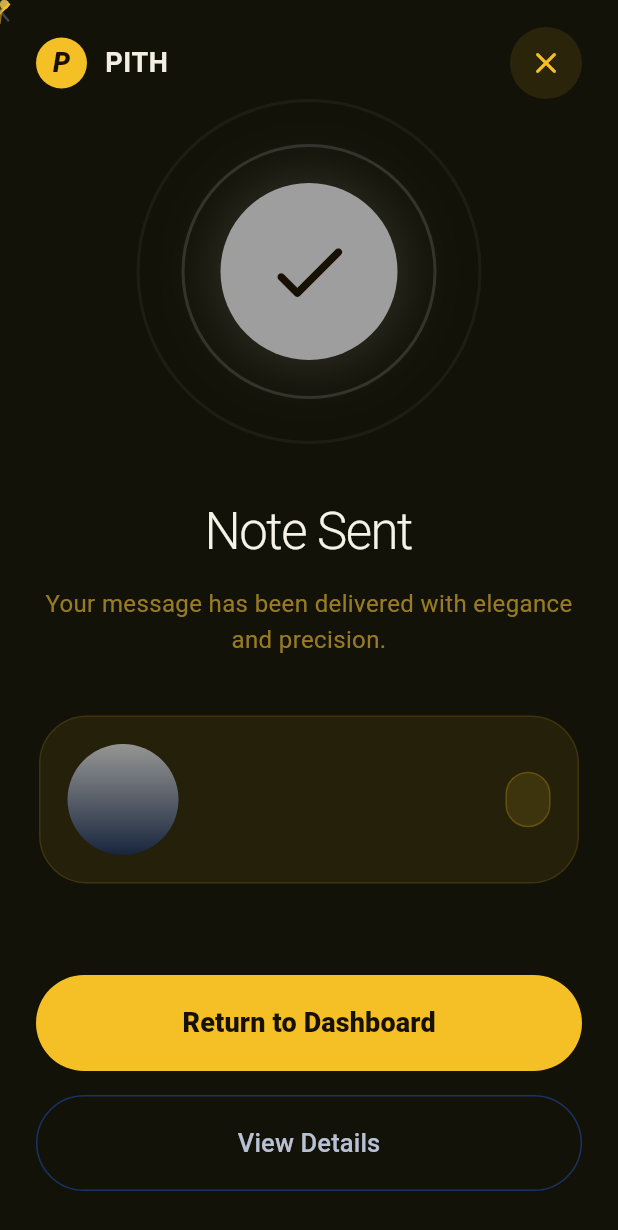
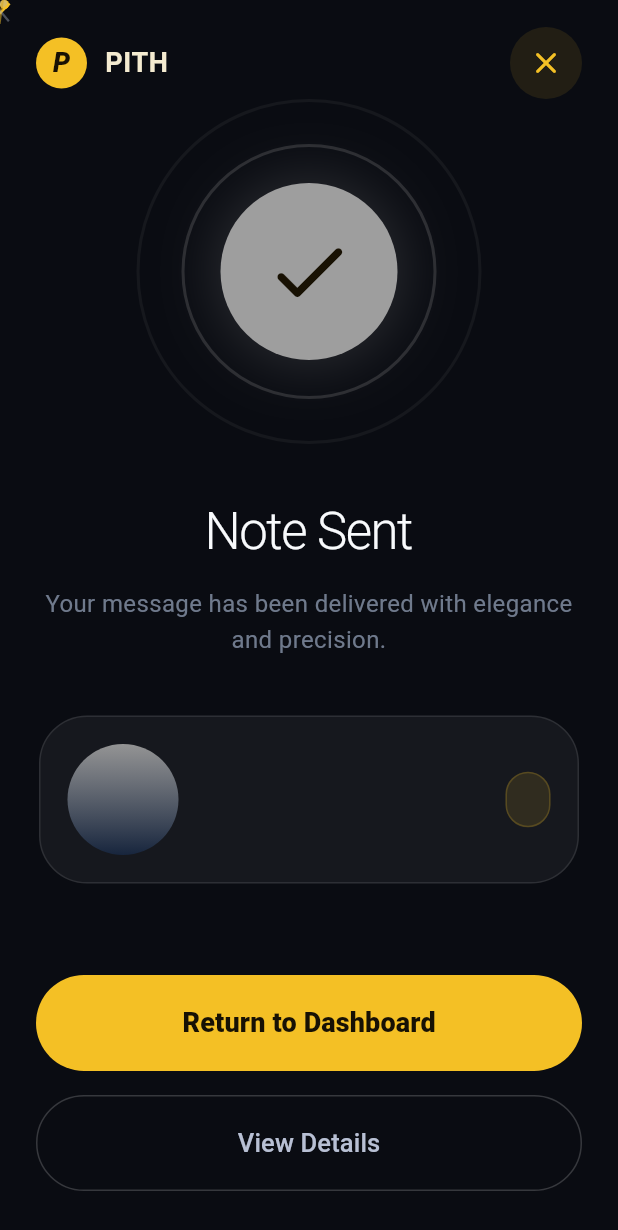
Before and after one commit to favodev/pith, a Flutter app: the NoteSuccessScreen widget shown alone on an empty page, opened directly with empty values, on a phone screen of 412 x 824 dp. Shown: the top 1230 px of the screen. Run offline on Flutter 3.47's test engine with Material 3 defaults, Android fonts, the light colour scheme and no system bars.

Commit message:
feat: update color scheme in theme and NoteSuccessScreen for improved aesthetics

```diff
--- a/lib/app.dart
+++ b/lib/app.dart
@@ -545,9 +545,9 @@ class _PithShellState extends State<PithShell>
                 begin: Alignment.topCenter,
                 end: Alignment.bottomCenter,
                 colors: [
-                  Color(0xFF0A1426),
-                  Color(0xFF09111F),
-                  Color(0xFF060B14),
+                  Color(0xFF0A0C12),
+                  Color(0xFF0D121A),
+                  Color(0xFF0A0C12),
                 ],
               ),
             ),
--- a/lib/features/success/note_success_screen.dart
+++ b/lib/features/success/note_success_screen.dart
@@ -42,7 +42,7 @@ class _NoteSuccessScreenState extends State<NoteSuccessScreen>
   @override
   Widget build(BuildContext context) {
     return Material(
-      color: const Color(0xF2141207),
+      color: const Color(0xF00A0C12),
       child: SafeArea(
         child: AnimatedBuilder(
           animation: _controller,
@@ -80,7 +80,7 @@ class _NoteSuccessScreenState extends State<NoteSuccessScreen>
                           const Text(
                             'PITH',
                             style: TextStyle(
-                              color: Color(0xFFF2EEE3),
+                              color: Color(0xFFF4EBD0),
                               fontSize: 18,
                               fontWeight: FontWeight.w700,
                               letterSpacing: 0.4,
@@ -122,7 +122,7 @@ class _NoteSuccessScreenState extends State<NoteSuccessScreen>
                                     Text(
                                       'Note Sent',
                                       style: TextStyle(
-                                        color: Color(0xFFF5F2E7),
+                                        color: Color(0xFFF8FAFC),
                                         fontSize: 34,
                                         fontWeight: FontWeight.w300,
                                         letterSpacing: -1,
@@ -133,7 +133,7 @@ class _NoteSuccessScreenState extends State<NoteSuccessScreen>
                                       'Your message has been delivered with elegance and precision.',
                                       textAlign: TextAlign.center,
                                       style: TextStyle(
-                                        color: Color(0xB3D1A72E),
+                                        color: Color(0xB39AA8C0),
                                         fontSize: 16,
                                         height: 1.5,
                                       ),
@@ -181,7 +181,7 @@ class _NoteSuccessScreenState extends State<NoteSuccessScreen>
                               style: OutlinedButton.styleFrom(
                                 foregroundColor: const Color(0xFFB8C0D4),
                                 side: BorderSide(
-                                  color: const Color(0xFF1A3875).withValues(alpha: 0.85),
+                                  color: Colors.white.withValues(alpha: 0.18),
                                 ),
                                 minimumSize: const Size.fromHeight(64),
                                 shape: RoundedRectangleBorder(
@@ -269,9 +269,9 @@ class _RecipientCard extends StatelessWidget {
     return Container(
       padding: const EdgeInsets.all(18),
       decoration: BoxDecoration(
-        color: const Color(0x14F4C025),
+        color: Colors.white.withValues(alpha: 0.05),
         borderRadius: BorderRadius.circular(32),
-        border: Border.all(color: const Color(0x1FF4C025)),
+        border: Border.all(color: Colors.white.withValues(alpha: 0.1)),
       ),
       child: Row(
         children: [
@@ -304,7 +304,7 @@ class _RecipientCard extends StatelessWidget {
                 Text(
                   receipt.recipientLabel,
                   style: const TextStyle(
-                    color: Color(0x99D4A827),
+                    color: Color(0x99C7D2E0),
                     fontSize: 13,
                     fontWeight: FontWeight.w600,
                     letterSpacing: 2.2,
@@ -356,10 +356,10 @@ class _SuccessConfetti extends StatelessWidget {
       children: const [
         _AccentDot(top: 0.24, left: 0.22, color: Color(0xFFF4C025), size: 6),
         _AccentDot(top: 0.31, left: 0.74, color: Color(0x66F4C025), size: 6),
-        _AccentDot(top: 0.67, left: 0.28, color: Color(0x668A94A8), size: 5),
+        _AccentDot(top: 0.67, left: 0.28, color: Color(0x66AAB4C5), size: 5),
         _AccentLine(top: 0.43, left: 0.79, angle: 0.8, color: Color(0xFFF4C025)),
         _AccentLine(top: 0.78, left: 0.16, angle: 0.14, color: Color(0x99D4A827)),
-        _AccentLine(top: 0.47, left: 0.12, angle: -0.7, color: Color(0x668A94A8)),
+        _AccentLine(top: 0.47, left: 0.12, angle: -0.7, color: Color(0x66AAB4C5)),
       ],
     );
   }
```
Also changed, not shown: lib/core/theme/pith_theme.dart (+4 -4 lines).
